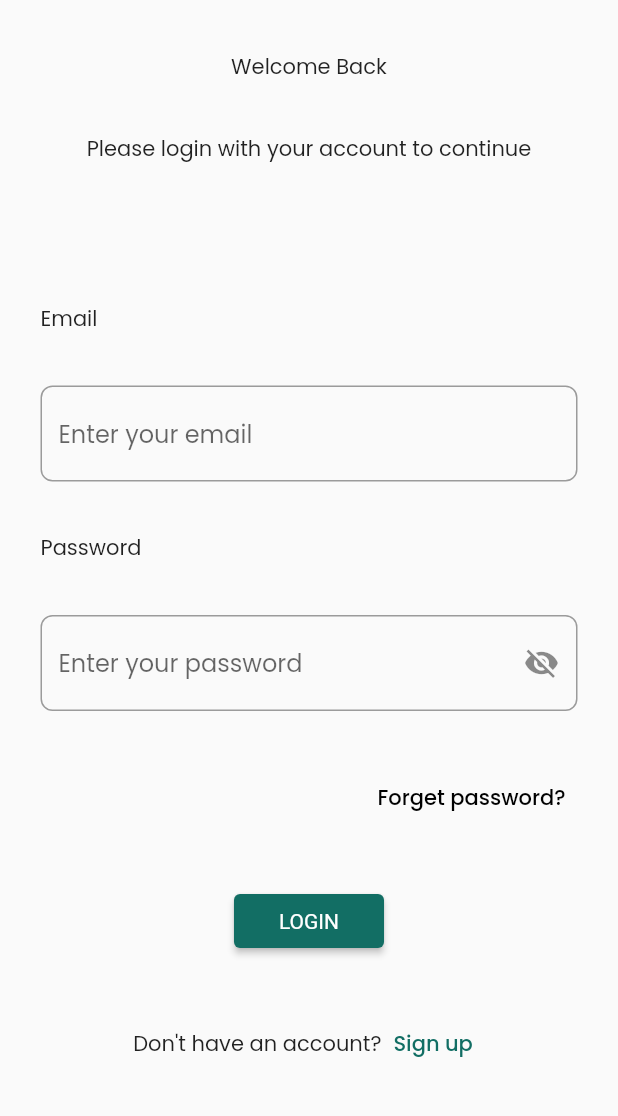
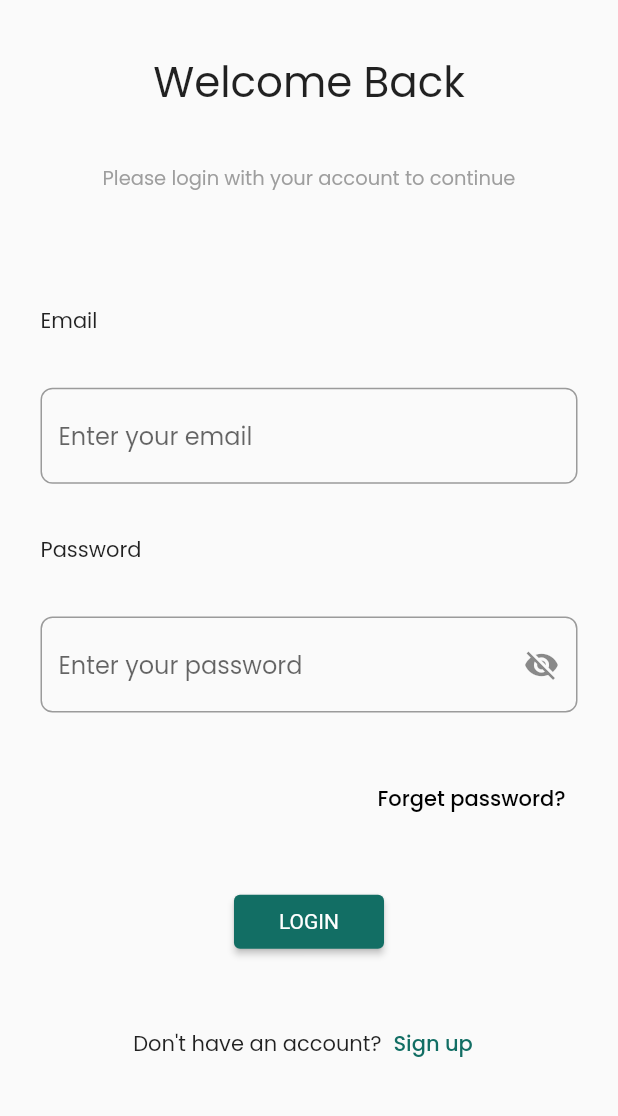
Before and after one commit to edutiv/edutiv-flutter, a Flutter app: the screen it shows after launch, on a phone screen of 412 x 824 dp, the part 105-1221 px from its top. Run offline on Flutter 3.47's test engine with Material 2 defaults, Android fonts, the phone set to English and light mode, and no system bars.

Commit message:
editing login screen

```diff
--- a/lib/screens/auth/login_screen.dart
+++ b/lib/screens/auth/login_screen.dart
@@ -33,10 +33,17 @@ class _LoginScreenState extends State<LoginScreen> {
                   fontWeight: FontWeight.bold,
                   color: Theme.of(context).primaryColor),
             ),
-            const Center(child: Text('Welcome Back')),
             const Center(
-                child: Text('Please login with your account to continue')),
-            const SizedBox(height: 24),
+                child: Text(
+              'Welcome Back',
+              style: TextStyle(fontSize: 28),
+            )),
+            const Center(
+                child: Text(
+              'Please login with your account to continue',
+              style: TextStyle(fontSize: 13, color: Colors.grey),
+            )),
+            const SizedBox(height: 8),
             const Text('Email'),
             TextFormField(
               decoration: const InputDecoration(
```
